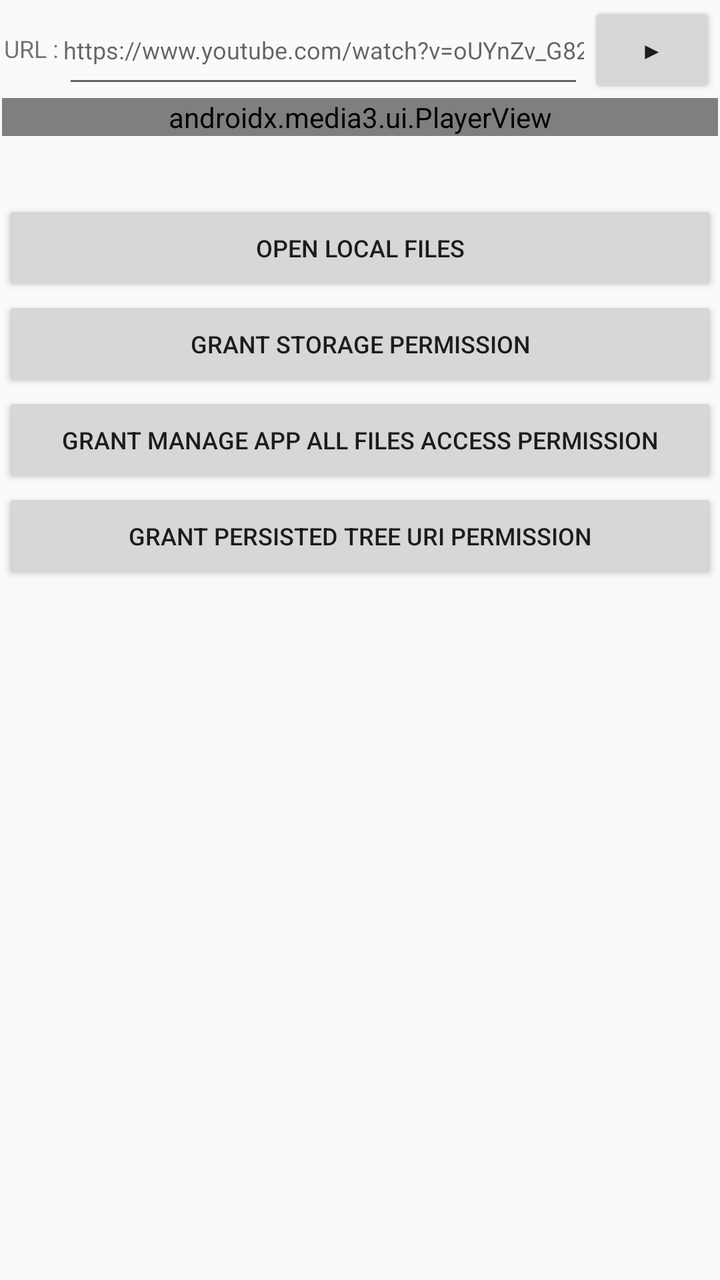
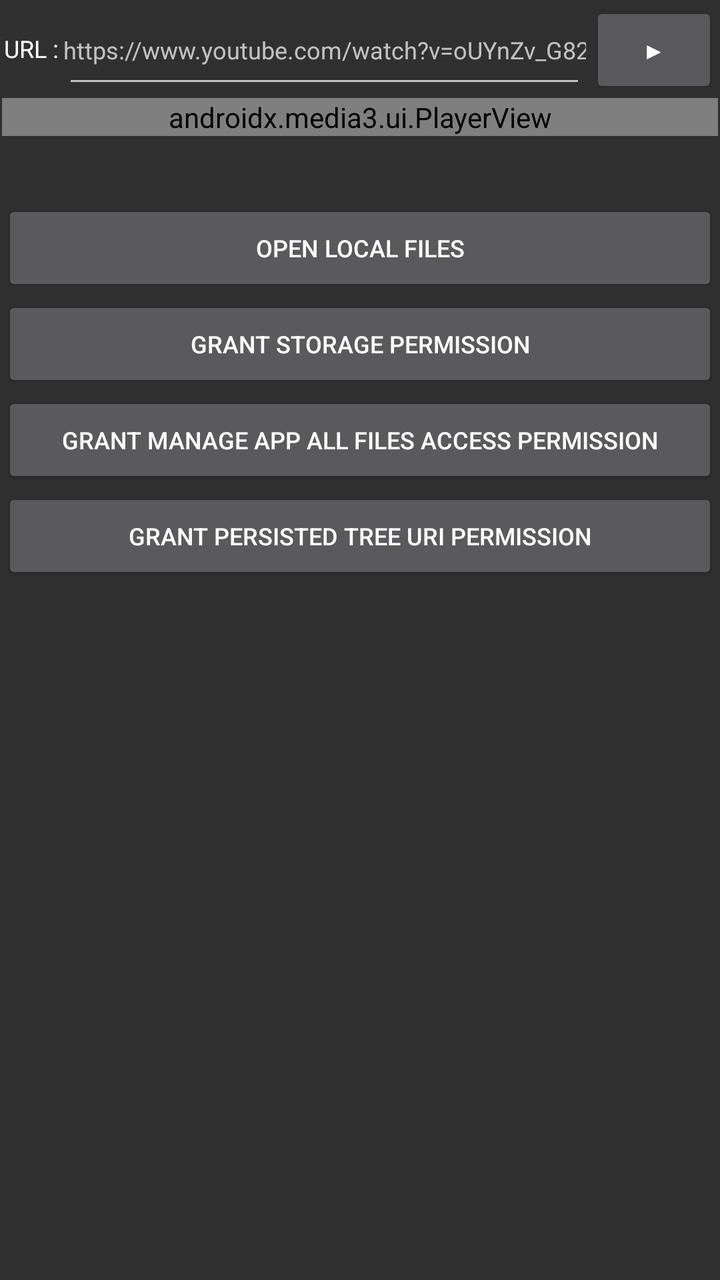

Two renders of the same Android screen: before a commit and after it. Below are the layout's source before the change and the commit's diff.
<!-- AndroidManifest.xml: application theme AppTheme -->
<!-- res/layout/activity_main.xml -->
<?xml version="1.0" encoding="utf-8"?>
<ScrollView xmlns:android="http://schemas.android.com/apk/res/android"
    xmlns:app="http://schemas.android.com/apk/res-auto"
    android:id="@+id/root"
    android:layout_width="fill_parent"
    android:layout_height="fill_parent"
    android:layout_marginLeft="5dp"
    android:layout_marginRight="5dp"
    android:layout_gravity="center_horizontal"
    android:orientation="vertical"
    android:padding="1dp"
    xmlns:tools="http://schemas.android.com/tools"
    >
    <RelativeLayout
        android:id="@+id/root_layout"
        android:layout_width="fill_parent"
        android:layout_height="wrap_content"
        android:layout_gravity="center_horizontal"
        android:focusable="true"
        android:focusableInTouchMode="true"
        >
        
        <TextView
            android:id="@+id/tvUrlLabel"
            android:layout_width="wrap_content"
            android:layout_height="wrap_content"
            android:layout_alignParentStart="true"
            android:layout_marginStart="1dp"
            android:layout_marginEnd="1dp"
            android:layout_marginTop="15dp"
            android:gravity="start|center"
            android:text="@string/label"
            android:textAlignment="gravity"
            android:textSize="12sp"
            />
        
        <Button
            android:id="@+id/button_embed"
            android:layout_width="64dp"
            android:layout_height="wrap_content"
            android:layout_alignParentEnd="true"
            android:layout_marginStart="1dp"
            android:layout_marginEnd="1dp"
            android:text="@string/embed_btn"
            android:gravity="center"
            android:textAlignment="gravity"
            android:textSize="12sp"
            tools:ignore="TouchTargetSizeCheck"
            />
        
        <EditText
            android:id="@+id/url_input"
            android:layout_width="match_parent"
            android:layout_height="wrap_content"
            android:layout_toEndOf="@id/tvUrlLabel"
            android:layout_toStartOf="@id/button_embed"
            android:layout_marginStart="1dp"
            android:layout_marginEnd="1dp"
            android:focusable="true"
            android:focusableInTouchMode="true"
            android:textSize="12sp"
            android:autofillHints="https://www.youtube.com/watch?v=oUYnZv_G82Q"
            android:gravity="center"
            android:hint="@string/url_streaming"
            android:inputType="textUri"
            android:minHeight="48dp"
            android:padding="0dp"
            tools:ignore="TouchTargetSizeCheck,DuplicateSpeakableTextCheck"
            />
        
        
        <androidx.media3.ui.PlayerView
            android:id="@+id/player_view"
            android:layout_below="@id/button_embed"
            android:layout_width="fill_parent"
            android:layout_height="wrap_content"
            android:background="#000000"
            app:show_buffering="when_playing"
            app:show_timeout="5000"
            app:show_previous_button="true"
            app:show_next_button="true"
            app:show_rewind_button="true"
            app:show_fastforward_button="true"
            app:show_shuffle_button="false"
            app:show_subtitle_button="true"
            app:show_vr_button="false"
            app:resize_mode="fit"
            android:gravity="center"
            />
        
        <TextView
            android:id="@+id/textview_mediaInfo"
            android:layout_below="@id/player_view"
            android:text=""
            android:gravity="center"
            android:textAlignment="gravity"
            android:textSize="12sp"
            android:layout_width="fill_parent"
            android:layout_height="32dp"
            android:layout_marginStart="5dp"
            android:layout_marginEnd="5dp"
            />
        
        <Button
            android:id="@+id/button_open_local_files"
            android:layout_below="@id/textview_mediaInfo"
            android:text="@string/open_local_files"
            android:gravity="center"
            android:textAlignment="gravity"
            android:textSize="12sp"
            android:layout_width="fill_parent"
            android:layout_height="wrap_content"
            android:layout_gravity="center"
            tools:ignore="TouchTargetSizeCheck"
            />
        
        <Button
            android:id="@+id/button_grant_storage_permission"
            android:layout_below="@id/button_open_local_files"
            android:text="@string/grant_storage_access_permission"
            android:gravity="center"
            android:textAlignment="gravity"
            android:textSize="12sp"
            android:layout_width="fill_parent"
            android:layout_height="wrap_content"
            android:layout_gravity="center"
            tools:ignore="TouchTargetSizeCheck"
            />
        <Button
            android:id="@+id/button_grant_manage_app_all_files_access_permission"
            android:layout_below="@id/button_grant_storage_permission"
            android:text="@string/grant_manage_app_all_files_access_permission"
            android:gravity="center"
            android:textAlignment="gravity"
            android:textSize="12sp"
            android:layout_width="fill_parent"
            android:layout_height="wrap_content"
            android:layout_gravity="center"
            tools:ignore="TouchTargetSizeCheck"
            />
        
        <Button
            android:id="@+id/button_grant_persisted_tree_uri_permission"
            android:layout_below="@id/button_grant_manage_app_all_files_access_permission"
            android:text="@string/grant_persisted_tree_uri_permission"
            android:gravity="center"
            android:textAlignment="gravity"
            android:textSize="12sp"
            android:layout_width="fill_parent"
            android:layout_height="wrap_content"
            android:layout_gravity="center"
            tools:ignore="TouchTargetSizeCheck"
            />

    </RelativeLayout>
</ScrollView>
<!-- resources referenced by this layout -->
<resources>
  <string name="embed_btn">▶</string>
  <string name="grant_manage_app_all_files_access_permission">GRANT MANAGE APP ALL FILES ACCESS PERMISSION</string>
  <string name="grant_persisted_tree_uri_permission">GRANT PERSISTED TREE URI PERMISSION</string>
  <string name="grant_storage_access_permission">GRANT STORAGE PERMISSION</string>
  <string name="label">URL : </string>
  <string name="open_local_files">OPEN LOCAL FILES</string>
  <string name="url_streaming">https://www.youtube.com/watch?v=oUYnZv_G82Q</string>
  <style name="AppTheme" parent="Theme.AppCompat.Light.DarkActionBar">
          <item name="colorPrimary">@color/colorPrimary</item>
          <item name="colorPrimaryDark">@color/colorPrimaryDark</item>
          <item name="colorAccent">@color/colorAccent</item>
          <item name="actionBarStyle">@style/MyActionBar</item>
      </style>
  <color name="colorPrimary">#6200EE</color>
  <color name="colorPrimaryDark">#3700B3</color>
  <color name="colorAccent">#03DAC5</color>
  <style name="MyActionBar" parent="@style/Widget.AppCompat.ActionBar">
          <item name="android:height">28dp</item>
          <item name="height">28dp</item>
          <item name="android:background">@color/colorPrimary</item>
          <item name="background">@color/colorPrimary</item>
          <item name="titleTextStyle">@style/MyActionBarTitle</item>
      </style>
  <style name="MyActionBarTitle" parent="@style/TextAppearance.AppCompat.Widget.ActionBar.Title">
          <item name="android:textSize">13sp</item>
      </style>
</resources>

<!-- the commit's change to res/layout/activity_main.xml (unified diff, before → after) -->
@@ -32,6 +32,7 @@
             android:text="@string/label"
             android:textAlignment="gravity"
             android:textSize="12sp"
+            android:textColor="?android:attr/textColorPrimary"
             />
         
         <Button
@@ -40,7 +41,6 @@
             android:layout_height="wrap_content"
             android:layout_alignParentEnd="true"
             android:layout_marginStart="1dp"
-            android:layout_marginEnd="1dp"
             android:text="@string/embed_btn"
             android:gravity="center"
             android:textAlignment="gravity"
@@ -59,6 +59,7 @@
             android:focusable="true"
             android:focusableInTouchMode="true"
             android:textSize="12sp"
+            android:textColor="?android:attr/textColorPrimary"
             android:autofillHints="https://www.youtube.com/watch?v=oUYnZv_G82Q"
             android:gravity="center"
             android:hint="@string/url_streaming"
@@ -68,12 +69,12 @@
             tools:ignore="TouchTargetSizeCheck,DuplicateSpeakableTextCheck"
             />
         
-        
         <androidx.media3.ui.PlayerView
             android:id="@+id/player_view"
             android:layout_below="@id/button_embed"
             android:layout_width="fill_parent"
             android:layout_height="wrap_content"
+            android:layout_gravity="center"
             android:background="#000000"
             app:show_buffering="when_playing"
             app:show_timeout="5000"
@@ -95,10 +96,13 @@
             android:gravity="center"
             android:textAlignment="gravity"
             android:textSize="12sp"
+            android:textColor="?android:attr/textColorPrimary"
             android:layout_width="fill_parent"
-            android:layout_height="32dp"
-            android:layout_marginStart="5dp"
-            android:layout_marginEnd="5dp"
+            android:layout_height="wrap_content"
+            android:minHeight="32dp"
+            android:layout_marginStart="1dp"
+            android:layout_marginEnd="1dp"
+            android:layout_gravity="center"
             />
         
         <Button
<!-- resource entries referenced after the edit -->
@@ -7,24 +7,13 @@
   <string name="label">URL : </string>
   <string name="open_local_files">OPEN LOCAL FILES</string>
   <string name="url_streaming">https://www.youtube.com/watch?v=oUYnZv_G82Q</string>
-  <style name="AppTheme" parent="Theme.AppCompat.Light.DarkActionBar">
+  <style name="AppTheme" parent="Theme.AppCompat.NoActionBar">
           <item name="colorPrimary">@color/colorPrimary</item>
           <item name="colorPrimaryDark">@color/colorPrimaryDark</item>
           <item name="colorAccent">@color/colorAccent</item>
-          <item name="actionBarStyle">@style/MyActionBar</item>
       </style>
   <color name="colorPrimary">#6200EE</color>
   <color name="colorPrimaryDark">#3700B3</color>
   <color name="colorAccent">#03DAC5</color>
-  <style name="MyActionBar" parent="@style/Widget.AppCompat.ActionBar">
-          <item name="android:height">28dp</item>
-          <item name="height">28dp</item>
-          <item name="android:background">@color/colorPrimary</item>
-          <item name="background">@color/colorPrimary</item>
-          <item name="titleTextStyle">@style/MyActionBarTitle</item>
-      </style>
-  <style name="MyActionBarTitle" parent="@style/TextAppearance.AppCompat.Widget.ActionBar.Title">
-          <item name="android:textSize">13sp</item>
-      </style>
 </resources>
 
